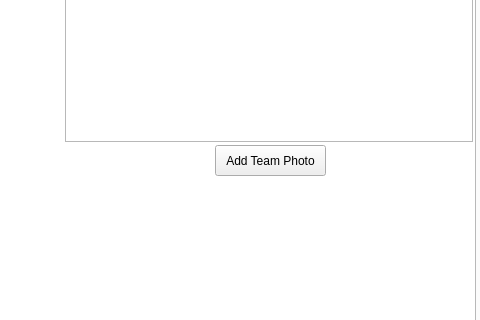
Above: Forensics_Organizer.ui from goldRust/4n6_tracker before the change; both pictures show x 587 to 1067 and y 320 to 640 of the 1067 by 862 pixel window. Below: the same form after it.
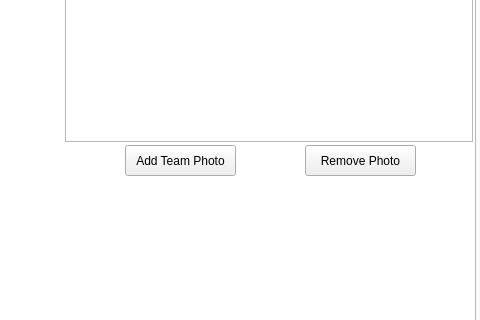
That is the form after the change. The open tabs and pages were chosen to show the change.

Commit message: Added a button and functionality to remove the photo from a tournament object.

What changed in the file:
```diff
--- a/Forensics_Organizer.ui
+++ b/Forensics_Organizer.ui
@@ -800,7 +800,7 @@
      <widget class="QPushButton" name="photo_button">
       <property name="geometry">
        <rect>
-        <x>800</x>
+        <x>710</x>
         <y>420</y>
         <width>111</width>
         <height>31</height>
@@ -810,6 +810,19 @@
        <string>Add Team Photo</string>
       </property>
      </widget>
+     <widget class="QPushButton" name="remove_photo_button">
+      <property name="geometry">
+       <rect>
+        <x>890</x>
+        <y>420</y>
+        <width>111</width>
+        <height>31</height>
+       </rect>
+      </property>
+      <property name="text">
+       <string>Remove Photo</string>
+      </property>
+     </widget>
     </widget>
     <widget class="QWidget" name="event_tab">
      <attribute name="title">
```
Left out of the diff: 2 changed lines with no effect on the pictures. The commit also changes 2 other files.
